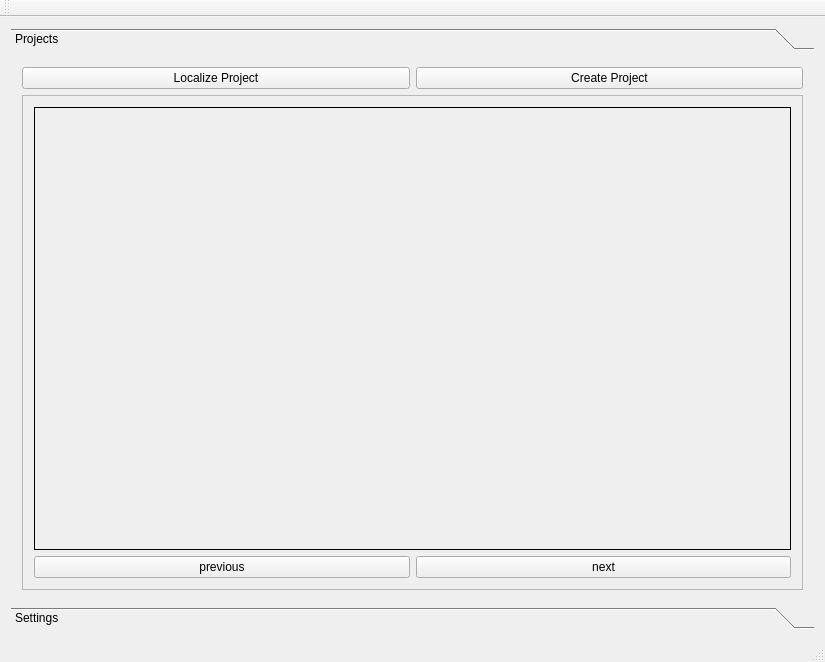
Kiukey/UnrealManager, file UnrealManager.ui: the form before one commit.
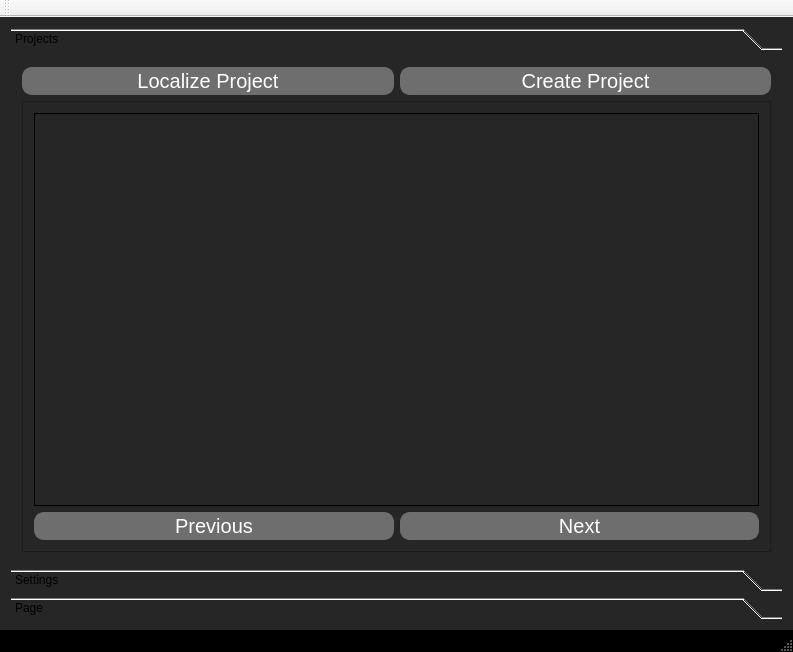
The form after the commit. The open tabs and pages were chosen to show the change.

Diff of the .ui file:
```diff
--- a/UnrealManager.ui
+++ b/UnrealManager.ui
@@ -6,8 +6,8 @@
    <rect>
     <x>0</x>
     <y>0</y>
-    <width>825</width>
-    <height>662</height>
+    <width>793</width>
+    <height>652</height>
    </rect>
   </property>
   <property name="windowTitle">
@@ -16,10 +16,56 @@
   <property name="layoutDirection">
    <enum>Qt::LeftToRight</enum>
   </property>
+  <property name="styleSheet">
+   <string notr="true">QMainWindow
+{
+	background-color:black;
+	foreground-color:black;
+}</string>
+  </property>
   <widget class="QWidget" name="centralWidget">
+   <property name="autoFillBackground">
+    <bool>false</bool>
+   </property>
+   <property name="styleSheet">
+    <string notr="true">QWidget
+{
+	background-color:#262626
+}</string>
+   </property>
    <layout class="QGridLayout" name="gridLayout_2">
-    <item row="0" column="0">
+    <item row="0" column="1">
      <widget class="QToolBox" name="toolBox">
+      <property name="autoFillBackground">
+       <bool>false</bool>
+      </property>
+      <property name="styleSheet">
+       <string notr="true">QPushButton{
+border-radius : 15px;
+border : 1px solid #FFFF00;
+border-top : 1px solid #FFFF00;
+color : white
+}
+
+QLabel
+{
+	color:white;
+}
+
+QPushButton:enabled
+{
+ background-color: #6E6E6E;
+  border: 2px solid #6E6E6E;
+  border-radius: 10px;
+}
+
+QPushButton:hover:!pressed
+{
+ background-color: #999999;
+color:black
+}
+</string>
+      </property>
       <property name="currentIndex">
        <number>1</number>
       </property>
@@ -28,8 +74,8 @@
         <rect>
          <x>0</x>
          <y>0</y>
-         <width>807</width>
-         <height>529</height>
+         <width>775</width>
+         <height>489</height>
         </rect>
        </property>
        <attribute name="label">
@@ -38,6 +84,23 @@
        <layout class="QGridLayout" name="gridLayout_3">
         <item row="0" column="0">
          <widget class="QPushButton" name="LocalizeButton">
+          <property name="sizePolicy">
+           <sizepolicy hsizetype="Minimum" vsizetype="Fixed">
+            <horstretch>0</horstretch>
+            <verstretch>0</verstretch>
+           </sizepolicy>
+          </property>
+          <property name="minimumSize">
+           <size>
+            <width>0</width>
+            <height>25</height>
+           </size>
+          </property>
+          <property name="font">
+           <font>
+            <pointsize>15</pointsize>
+           </font>
+          </property>
           <property name="text">
            <string>Localize Project</string>
           </property>
@@ -45,13 +108,256 @@
         </item>
         <item row="0" column="1">
          <widget class="QPushButton" name="CreateButton">
+          <property name="minimumSize">
+           <size>
+            <width>0</width>
+            <height>25</height>
+           </size>
+          </property>
+          <property name="palette">
+           <palette>
+            <active>
+             <colorrole role="WindowText">
+              <brush brushstyle="SolidPattern">
+               <color alpha="255">
+                <red>255</red>
+                <green>255</green>
+                <blue>255</blue>
+               </color>
+              </brush>
+             </colorrole>
+             <colorrole role="Button">
+              <brush brushstyle="SolidPattern">
+               <color alpha="255">
+                <red>110</red>
+                <green>110</green>
+                <blue>110</blue>
+               </color>
+              </brush>
+             </colorrole>
+             <colorrole role="Text">
+              <brush brushstyle="SolidPattern">
+               <color alpha="255">
+                <red>255</red>
+                <green>255</green>
+                <blue>255</blue>
+               </color>
+              </brush>
+             </colorrole>
+             <colorrole role="ButtonText">
+              <brush brushstyle="SolidPattern">
+               <color alpha="255">
+                <red>255</red>
+                <green>255</green>
+                <blue>255</blue>
+               </color>
+              </brush>
+             </colorrole>
+             <colorrole role="Base">
+              <brush brushstyle="SolidPattern">
+               <color alpha="255">
+                <red>110</red>
+                <green>110</green>
+                <blue>110</blue>
+               </color>
+              </brush>
+             </colorrole>
+             <colorrole role="Window">
+              <brush brushstyle="SolidPattern">
+               <color alpha="255">
+                <red>110</red>
+                <green>110</green>
+                <blue>110</blue>
+               </color>
+              </brush>
+             </colorrole>
+             <colorrole role="Highlight">
+              <brush brushstyle="SolidPattern">
+               <color alpha="255">
+                <red>0</red>
+                <green>170</green>
+                <blue>255</blue>
+               </color>
+              </brush>
+             </colorrole>
+             <colorrole role="PlaceholderText">
+              <brush brushstyle="SolidPattern">
+               <color alpha="128">
+                <red>255</red>
+                <green>255</green>
+                <blue>255</blue>
+               </color>
+              </brush>
+             </colorrole>
+            </active>
+            <inactive>
+             <colorrole role="WindowText">
+              <brush brushstyle="SolidPattern">
+               <color alpha="255">
+                <red>255</red>
+                <green>255</green>
+                <blue>255</blue>
+               </color>
+              </brush>
+             </colorrole>
+             <colorrole role="Button">
+              <brush brushstyle="SolidPattern">
+               <color alpha="255">
+                <red>110</red>
+                <green>110</green>
+                <blue>110</blue>
+               </color>
+              </brush>
+             </colorrole>
+             <colorrole role="Text">
+              <brush brushstyle="SolidPattern">
+               <color alpha="255">
+                <red>255</red>
+                <green>255</green>
+                <blue>255</blue>
+               </color>
+              </brush>
+             </colorrole>
+             <colorrole role="ButtonText">
+              <brush brushstyle="SolidPattern">
+               <color alpha="255">
+                <red>255</red>
+                <green>255</green>
+                <blue>255</blue>
+               </color>
+              </brush>
+             </colorrole>
+             <colorrole role="Base">
+              <brush brushstyle="SolidPattern">
+               <color alpha="255">
+                <red>110</red>
+                <green>110</green>
+                <blue>110</blue>
+               </color>
+              </brush>
+             </colorrole>
+             <colorrole role="Window">
+              <brush brushstyle="SolidPattern">
+               <color alpha="255">
+                <red>110</red>
+                <green>110</green>
+                <blue>110</blue>
+               </color>
+              </brush>
+             </colorrole>
+             <colorrole role="PlaceholderText">
+              <brush brushstyle="SolidPattern">
+               <color alpha="128">
+                <red>255</red>
+                <green>255</green>
+                <blue>255</blue>
+               </color>
+              </brush>
+             </colorrole>
+            </inactive>
+            <disabled>
+             <colorrole role="WindowText">
+              <brush brushstyle="SolidPattern">
+               <color alpha="255">
+                <red>255</red>
+                <green>255</green>
+                <blue>255</blue>
+               </color>
+              </brush>
+             </colorrole>
+             <colorrole role="Button">
+              <brush brushstyle="SolidPattern">
+               <color alpha="255">
+                <red>38</red>
+                <green>38</green>
+                <blue>38</blue>
+               </color>
+              </brush>
+             </colorrole>
+             <colorrole role="Text">
+              <brush brushstyle="SolidPattern">
+               <color alpha="255">
+                <red>255</red>
+                <green>255</green>
+                <blue>255</blue>
+               </color>
+              </brush>
+             </colorrole>
+             <colorrole role="ButtonText">
+              <brush brushstyle="SolidPattern">
+               <color alpha="255">
+                <red>255</red>
+                <green>255</green>
+                <blue>255</blue>
+               </color>
+              </brush>
+             </colorrole>
+             <colorrole role="Base">
+              <brush brushstyle="SolidPattern">
+               <color alpha="255">
+                <red>38</red>
+                <green>38</green>
+                <blue>38</blue>
+               </color>
+              </brush>
+             </colorrole>
+             <colorrole role="Window">
+              <brush brushstyle="SolidPattern">
+               <color alpha="255">
+                <red>38</red>
+                <green>38</green>
+                <blue>38</blue>
+               </color>
+              </brush>
+             </colorrole>
+             <colorrole role="PlaceholderText">
+              <brush brushstyle="SolidPattern">
+               <color alpha="128">
+                <red>255</red>
+                <green>255</green>
+                <blue>255</blue>
+               </color>
+              </brush>
+             </colorrole>
+            </disabled>
+           </palette>
+          </property>
+          <property name="font">
+           <font>
+            <pointsize>15</pointsize>
+           </font>
+          </property>
+          <property name="focusPolicy">
+           <enum>Qt::StrongFocus</enum>
+          </property>
+          <property name="contextMenuPolicy">
+           <enum>Qt::DefaultContextMenu</enum>
+          </property>
+          <property name="toolTipDuration">
+           <number>0</number>
+          </property>
+          <property name="autoFillBackground">
+           <bool>false</bool>
+          </property>
           <property name="text">
            <string>Create Project</string>
           </property>
+          <property name="iconSize">
+           <size>
+            <width>16</width>
+            <height>16</height>
+           </size>
+          </property>
+          <property name="autoRepeatDelay">
+           <number>299</number>
+          </property>
          </widget>
         </item>
         <item row="1" column="0" colspan="2">
          <widget class="QScrollArea" name="ProjectsList">
+          <property name="autoFillBackground">
+           <bool>true</bool>
+          </property>
           <property name="widgetResizable">
            <bool>true</bool>
           </property>
@@ -60,8 +366,8 @@
             <rect>
              <x>0</x>
              <y>0</y>
-             <width>787</width>
-             <height>479</height>
+             <width>755</width>
+             <height>432</height>
             </rect>
            </property>
            <layout class="QGridLayout" name="gridLayout">
@@ -69,6 +375,9 @@
              <layout class="QHBoxLayout" name="horizontalLayout">
               <item>
                <widget class="QStackedWidget" name="projectsPages">
+                <property name="autoFillBackground">
+                 <bool>false</bool>
+                </property>
                 <property name="frameShape">
                  <enum>QFrame::Box</enum>
                 </property>
@@ -87,15 +396,25 @@
             </item>
             <item row="1" column="0">
              <widget class="QPushButton" name="previousPage">
+              <property name="font">
+               <font>
+                <pointsize>15</pointsize>
+               </font>
+              </property>
               <property name="text">
-               <string>previous</string>
+               <string>Previous</string>
               </property>
              </widget>
             </item>
             <item row="1" column="1">
              <widget class="QPushButton" name="nextPage">
+              <property name="font">
+               <font>
+                <pointsize>15</pointsize>
+               </font>
+              </property>
               <property name="text">
-               <string>next</string>
+               <string>Next</string>
               </property>
              </widget>
             </item>
@@ -207,6 +526,75 @@
         </item>
        </layout>
       </widget>
+      <widget class="QWidget" name="page_2">
+       <attribute name="label">
+        <string>Page</string>
+       </attribute>
+       <widget class="QPushButton" name="pushButton_5">
+        <property name="geometry">
+         <rect>
+          <x>120</x>
+          <y>140</y>
+          <width>261</width>
+          <height>31</height>
+         </rect>
+        </property>
+        <property name="styleSheet">
+         <string notr="true">background-color : blue;
+color: white;
+border-radius:15px</string>
+        </property>
+        <property name="text">
+         <string>PushButton</string>
+        </property>
+       </widget>
+       <widget class="QPushButton" name="pushButton_6">
+        <property name="geometry">
+         <rect>
+          <x>160</x>
+          <y>250</y>
+          <width>111</width>
+          <height>31</height>
+         </rect>
+        </property>
+        <property name="styleSheet">
+         <string notr="true">QPushButton{
+border-radius : 15px;
+border : 1px solid #FFFF00;
+border-top : 1px solid #FFFF00;
+color : white
+}
+
+QPushButton:enabled
+{
+ background-color: #6E6E6E;
+  border: 2px solid #6E6E6E;
+  border-radius: 10px;
+}
+
+QPushButton:hover:!pressed
+{
+	background-color : white;
+}</string>
+        </property>
+        <property name="text">
+         <string>PushButton</string>
+        </property>
+       </widget>
+       <widget class="QPushButton" name="pushButton_7">
+        <property name="geometry">
+         <rect>
+          <x>430</x>
+          <y>210</y>
+          <width>201</width>
+          <height>71</height>
+         </rect>
+        </property>
+        <property name="text">
+         <string>PushButton</string>
+        </property>
+       </widget>
+      </widget>
      </widget>
     </item>
    </layout>
```
Left out of the diff: 8 changed lines with no effect on the pictures.
